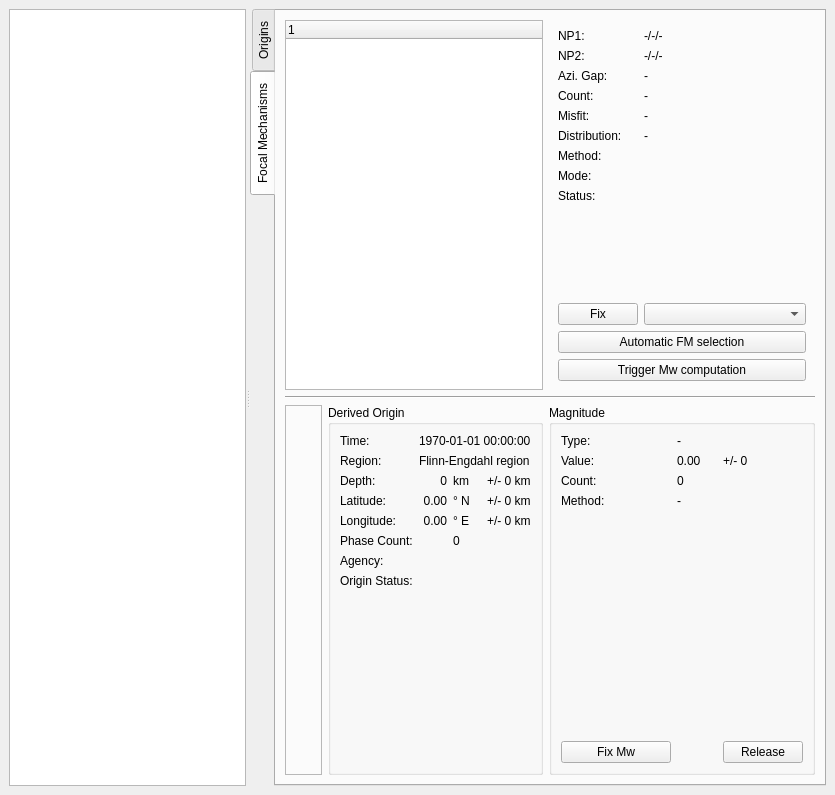
Above: src/gui-qt4/libs/seiscomp3/gui/datamodel/eventedit.ui from SeisComP/common before the change. Below: the same form after it.
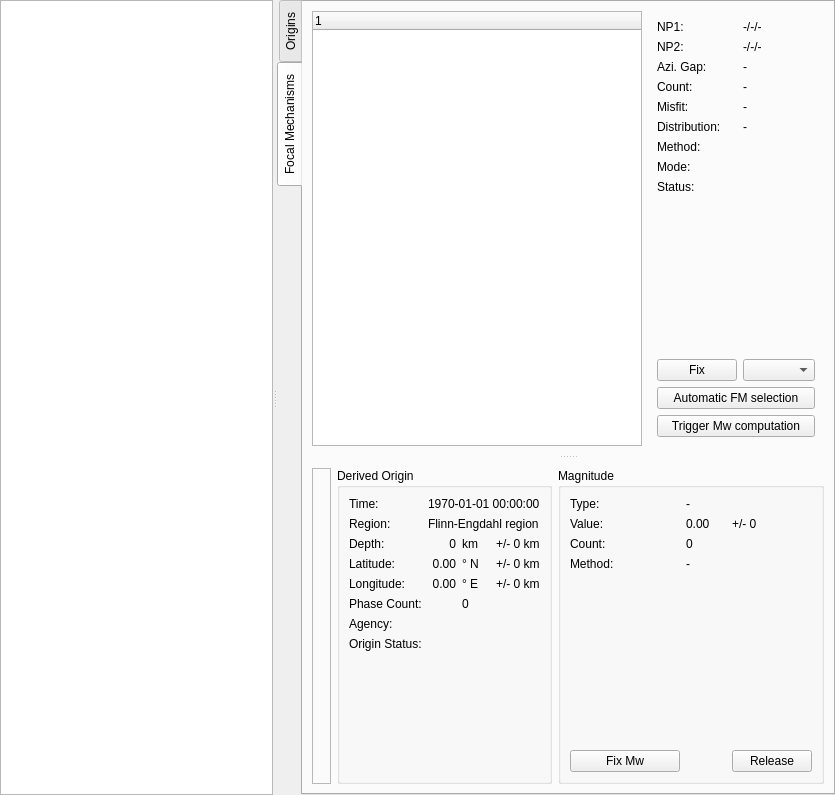
That is the form after the change. The open tabs and pages were chosen to show the change.

Diff of the .ui file:
```diff
--- a/src/gui-qt4/libs/seiscomp3/gui/datamodel/eventedit.ui
+++ b/src/gui-qt4/libs/seiscomp3/gui/datamodel/eventedit.ui
@@ -17,10 +17,10 @@
   </property>
   <layout class="QHBoxLayout" >
    <property name="margin" >
-    <number>9</number>
+    <number>0</number>
    </property>
    <property name="spacing" >
-    <number>6</number>
+    <number>0</number>
    </property>
    <item>
     <widget class="QSplitter" name="splitter" >
@@ -714,330 +714,22 @@
         </item>
        </layout>
       </widget>
-      <widget class="QWidget" name="fmWidget" >
+      <widget class="QSplitter" name="fmWidget" >
+       <property name="orientation" >
+        <enum>Qt::Vertical</enum>
+       </property>
        <attribute name="title" >
         <string>Focal Mechanisms</string>
        </attribute>
-       <layout class="QGridLayout" >
-        <property name="margin" >
-         <number>9</number>
-        </property>
-        <property name="spacing" >
-         <number>6</number>
-        </property>
-        <item row="2" column="0" >
+       <widget class="QFrame" name="fmTop" >
          <layout class="QHBoxLayout" >
           <property name="margin" >
-           <number>0</number>
-          </property>
-          <property name="spacing" >
-           <number>6</number>
-          </property>
-          <item>
-           <widget class="QFrame" name="fmMap" >
-            <property name="sizePolicy" >
-             <sizepolicy>
-              <hsizetype>7</hsizetype>
-              <vsizetype>5</vsizetype>
-              <horstretch>1</horstretch>
-              <verstretch>0</verstretch>
-             </sizepolicy>
-            </property>
-            <property name="frameShape" >
-             <enum>QFrame::StyledPanel</enum>
-            </property>
-            <property name="frameShadow" >
-             <enum>QFrame::Raised</enum>
-            </property>
-           </widget>
-          </item>
-          <item>
-           <widget class="QGroupBox" name="mtOriginInfo" >
-            <property name="title" >
-             <string>Derived Origin</string>
-            </property>
-            <layout class="QGridLayout" >
-             <property name="margin" >
               <number>9</number>
              </property>
              <property name="spacing" >
               <number>6</number>
              </property>
-             <item row="6" column="0" >
-              <widget class="QLabel" name="mtOriginPhasesL" >
-               <property name="text" >
-                <string>Phase Count:</string>
-               </property>
-               <property name="alignment" >
-                <set>Qt::AlignLeading|Qt::AlignLeft|Qt::AlignVCenter</set>
-               </property>
-              </widget>
-             </item>
-             <item row="2" column="1" >
-              <widget class="QLabel" name="mtOriginDepth" >
-               <property name="text" >
-                <string>0</string>
-               </property>
-               <property name="alignment" >
-                <set>Qt::AlignRight|Qt::AlignTrailing|Qt::AlignVCenter</set>
-               </property>
-              </widget>
-             </item>
-             <item row="2" column="0" >
-              <widget class="QLabel" name="mtOriginDepthL" >
-               <property name="sizePolicy" >
-                <sizepolicy>
-                 <hsizetype>5</hsizetype>
-                 <vsizetype>5</vsizetype>
-                 <horstretch>0</horstretch>
-                 <verstretch>0</verstretch>
-                </sizepolicy>
-               </property>
-               <property name="text" >
-                <string>Depth:</string>
-               </property>
-               <property name="alignment" >
-                <set>Qt::AlignLeading|Qt::AlignLeft|Qt::AlignVCenter</set>
-               </property>
-              </widget>
-             </item>
-             <item row="3" column="2" >
-              <widget class="QLabel" name="mtOriginLatUnit" >
-               <property name="sizePolicy" >
-                <sizepolicy>
-                 <hsizetype>5</hsizetype>
-                 <vsizetype>5</vsizetype>
-                 <horstretch>0</horstretch>
-                 <verstretch>0</verstretch>
-                </sizepolicy>
-               </property>
-               <property name="text" >
-                <string>° N</string>
-               </property>
-               <property name="alignment" >
-                <set>Qt::AlignLeading|Qt::AlignLeft|Qt::AlignVCenter</set>
-               </property>
-              </widget>
-             </item>
-             <item row="1" column="0" >
-              <widget class="QLabel" name="mtOriginRegionL" >
-               <property name="text" >
-                <string>Region:</string>
-               </property>
-              </widget>
-             </item>
-             <item row="2" column="3" >
-              <widget class="QLabel" name="mtOriginDepthError" >
-               <property name="text" >
-                <string>+/- 0 km</string>
-               </property>
-               <property name="alignment" >
-                <set>Qt::AlignLeading|Qt::AlignLeft|Qt::AlignVCenter</set>
-               </property>
-              </widget>
-             </item>
-             <item row="8" column="0" >
-              <widget class="QLabel" name="mtOriginAgencyL" >
-               <property name="text" >
-                <string>Agency:</string>
-               </property>
-               <property name="alignment" >
-                <set>Qt::AlignLeading|Qt::AlignLeft|Qt::AlignVCenter</set>
-               </property>
-              </widget>
-             </item>
-             <item row="4" column="1" >
-              <widget class="QLabel" name="mtOriginLon" >
-               <property name="text" >
-                <string>0.00</string>
-               </property>
-               <property name="alignment" >
-                <set>Qt::AlignRight|Qt::AlignTrailing|Qt::AlignVCenter</set>
-               </property>
-              </widget>
-             </item>
-             <item row="3" column="0" >
-              <widget class="QLabel" name="mtOriginLatL" >
-               <property name="sizePolicy" >
-                <sizepolicy>
-                 <hsizetype>5</hsizetype>
-                 <vsizetype>5</vsizetype>
-                 <horstretch>0</horstretch>
-                 <verstretch>0</verstretch>
-                </sizepolicy>
-               </property>
-               <property name="text" >
-                <string>Latitude:</string>
-               </property>
-               <property name="alignment" >
-                <set>Qt::AlignLeading|Qt::AlignLeft|Qt::AlignVCenter</set>
-               </property>
-              </widget>
-             </item>
-             <item row="6" column="2" colspan="2" >
-              <widget class="QLabel" name="mtOriginPhases" >
-               <property name="text" >
-                <string>0</string>
-               </property>
-               <property name="alignment" >
-                <set>Qt::AlignLeading|Qt::AlignLeft|Qt::AlignVCenter</set>
-               </property>
-              </widget>
-             </item>
-             <item row="0" column="0" >
-              <widget class="QLabel" name="mtOriginTimeL" >
-               <property name="text" >
-                <string>Time:</string>
-               </property>
-              </widget>
-             </item>
-             <item row="0" column="1" colspan="3" >
-              <widget class="QLabel" name="mtOriginTime" >
-               <property name="text" >
-                <string>1970-01-01 00:00:00</string>
-               </property>
-              </widget>
-             </item>
-             <item row="1" column="1" colspan="3" >
-              <widget class="QLabel" name="mtOriginRegion" >
-               <property name="sizePolicy" >
-                <sizepolicy>
-                 <hsizetype>13</hsizetype>
-                 <vsizetype>5</vsizetype>
-                 <horstretch>0</horstretch>
-                 <verstretch>0</verstretch>
-                </sizepolicy>
-               </property>
-               <property name="text" >
-                <string>Flinn-Engdahl region</string>
-               </property>
-              </widget>
-             </item>
-             <item row="8" column="2" colspan="2" >
-              <widget class="QLabel" name="mtOriginAgency" >
-               <property name="text" >
-                <string/>
-               </property>
-               <property name="alignment" >
-                <set>Qt::AlignLeading|Qt::AlignLeft|Qt::AlignVCenter</set>
-               </property>
-              </widget>
-             </item>
-             <item row="9" column="0" >
-              <widget class="QLabel" name="mtOriginStatusL" >
-               <property name="text" >
-                <string>Origin Status:</string>
-               </property>
-               <property name="alignment" >
-                <set>Qt::AlignLeading|Qt::AlignLeft|Qt::AlignVCenter</set>
-               </property>
-              </widget>
-             </item>
-             <item row="3" column="1" >
-              <widget class="QLabel" name="mtOriginLat" >
-               <property name="sizePolicy" >
-                <sizepolicy>
-                 <hsizetype>5</hsizetype>
-                 <vsizetype>5</vsizetype>
-                 <horstretch>0</horstretch>
-                 <verstretch>0</verstretch>
-                </sizepolicy>
-               </property>
-               <property name="text" >
-                <string>0.00</string>
-               </property>
-               <property name="alignment" >
-                <set>Qt::AlignRight|Qt::AlignTrailing|Qt::AlignVCenter</set>
-               </property>
-              </widget>
-             </item>
-             <item row="2" column="2" >
-              <widget class="QLabel" name="mtOriginDepthUnit" >
-               <property name="text" >
-                <string>km</string>
-               </property>
-               <property name="alignment" >
-                <set>Qt::AlignLeading|Qt::AlignLeft|Qt::AlignVCenter</set>
-               </property>
-              </widget>
-             </item>
-             <item row="3" column="3" >
-              <widget class="QLabel" name="mtOriginLatError" >
-               <property name="sizePolicy" >
-                <sizepolicy>
-                 <hsizetype>5</hsizetype>
-                 <vsizetype>5</vsizetype>
-                 <horstretch>0</horstretch>
-                 <verstretch>0</verstretch>
-                </sizepolicy>
-               </property>
-               <property name="text" >
-                <string>+/- 0 km</string>
-               </property>
-               <property name="alignment" >
-                <set>Qt::AlignLeading|Qt::AlignLeft|Qt::AlignVCenter</set>
-               </property>
-              </widget>
-             </item>
-             <item row="4" column="0" >
-              <widget class="QLabel" name="mtOriginLonL" >
-               <property name="text" >
-                <string>Longitude:</string>
-               </property>
-               <property name="alignment" >
-                <set>Qt::AlignLeading|Qt::AlignLeft|Qt::AlignVCenter</set>
-               </property>
-              </widget>
-             </item>
-             <item row="9" column="2" colspan="2" >
-              <widget class="QLabel" name="mtOriginStatus" >
-               <property name="text" >
-                <string/>
-               </property>
-               <property name="alignment" >
-                <set>Qt::AlignLeading|Qt::AlignLeft|Qt::AlignVCenter</set>
-               </property>
-              </widget>
-             </item>
-             <item row="4" column="2" >
-              <widget class="QLabel" name="mtOriginLonUnit" >
-               <property name="text" >
-                <string>° E</string>
-               </property>
-               <property name="alignment" >
-                <set>Qt::AlignLeading|Qt::AlignLeft|Qt::AlignVCenter</set>
-               </property>
-              </widget>
-             </item>
-             <item row="4" column="3" >
-              <widget class="QLabel" name="mtOriginLonError" >
-               <property name="text" >
-                <string>+/- 0 km</string>
-               </property>
-               <property name="alignment" >
-                <set>Qt::AlignLeading|Qt::AlignLeft|Qt::AlignVCenter</set>
-               </property>
-              </widget>
-             </item>
-             <item row="10" column="0" >
-              <spacer>
-               <property name="orientation" >
-                <enum>Qt::Vertical</enum>
-               </property>
-               <property name="sizeHint" >
-                <size>
-                 <width>20</width>
-                 <height>40</height>
-                </size>
-               </property>
-              </spacer>
-             </item>
-            </layout>
-           </widget>
-          </item>
-         </layout>
-        </item>
-        <item row="0" column="0" >
+         <item>
          <widget class="QTreeWidget" name="fmTree" >
           <property name="sizePolicy" >
            <sizepolicy>
@@ -1061,7 +753,7 @@
           </property>
          </widget>
         </item>
-        <item row="0" column="1" >
+         <item>
          <widget class="QFrame" name="fmInfo" >
           <property name="sizePolicy" >
            <sizepolicy>
@@ -1349,14 +1041,319 @@
           </layout>
          </widget>
         </item>
-        <item row="1" column="0" colspan="2" >
-         <widget class="Line" name="fmLine" >
-          <property name="orientation" >
-           <enum>Qt::Horizontal</enum>
+        </layout>
+       </widget>
+       <widget class="QFrame" name="fmBottom" >
+        <layout class="QHBoxLayout" >
+         <property name="margin" >
+          <number>9</number>
+         </property>
+         <property name="spacing" >
+          <number>6</number>
+         </property>
+         <item>
+          <widget class="QFrame" name="fmMap" >
+           <property name="sizePolicy" >
+            <sizepolicy>
+             <hsizetype>7</hsizetype>
+             <vsizetype>5</vsizetype>
+             <horstretch>1</horstretch>
+             <verstretch>0</verstretch>
+            </sizepolicy>
+           </property>
+           <property name="frameShape" >
+            <enum>QFrame::StyledPanel</enum>
+           </property>
+           <property name="frameShadow" >
+            <enum>QFrame::Raised</enum>
+           </property>
+          </widget>
+         </item>
+         <item>
+          <widget class="QGroupBox" name="mtOriginInfo" >
+           <property name="title" >
+            <string>Derived Origin</string>
+           </property>
+           <layout class="QGridLayout" >
+            <property name="margin" >
+             <number>9</number>
+            </property>
+            <property name="spacing" >
+             <number>6</number>
+            </property>
+            <item row="6" column="0" >
+             <widget class="QLabel" name="mtOriginPhasesL" >
+              <property name="text" >
+               <string>Phase Count:</string>
+              </property>
+              <property name="alignment" >
+               <set>Qt::AlignLeading|Qt::AlignLeft|Qt::AlignVCenter</set>
           </property>
          </widget>
         </item>
         <item row="2" column="1" >
+             <widget class="QLabel" name="mtOriginDepth" >
+              <property name="text" >
+               <string>0</string>
+              </property>
+              <property name="alignment" >
+               <set>Qt::AlignRight|Qt::AlignTrailing|Qt::AlignVCenter</set>
+              </property>
+             </widget>
+            </item>
+            <item row="2" column="0" >
+             <widget class="QLabel" name="mtOriginDepthL" >
+              <property name="sizePolicy" >
+               <sizepolicy>
+                <hsizetype>5</hsizetype>
+                <vsizetype>5</vsizetype>
+                <horstretch>0</horstretch>
+                <verstretch>0</verstretch>
+               </sizepolicy>
+              </property>
+              <property name="text" >
+               <string>Depth:</string>
+              </property>
+              <property name="alignment" >
+               <set>Qt::AlignLeading|Qt::AlignLeft|Qt::AlignVCenter</set>
+              </property>
+             </widget>
+            </item>
+            <item row="3" column="2" >
+             <widget class="QLabel" name="mtOriginLatUnit" >
+              <property name="sizePolicy" >
+               <sizepolicy>
+                <hsizetype>5</hsizetype>
+                <vsizetype>5</vsizetype>
+                <horstretch>0</horstretch>
+                <verstretch>0</verstretch>
+               </sizepolicy>
+              </property>
+              <property name="text" >
+               <string>° N</string>
+              </property>
+              <property name="alignment" >
+               <set>Qt::AlignLeading|Qt::AlignLeft|Qt::AlignVCenter</set>
+              </property>
+             </widget>
+            </item>
+            <item row="1" column="0" >
+             <widget class="QLabel" name="mtOriginRegionL" >
+              <property name="text" >
+               <string>Region:</string>
+              </property>
+             </widget>
+            </item>
+            <item row="2" column="3" >
+             <widget class="QLabel" name="mtOriginDepthError" >
+              <property name="text" >
+               <string>+/- 0 km</string>
+              </property>
+              <property name="alignment" >
+               <set>Qt::AlignLeading|Qt::AlignLeft|Qt::AlignVCenter</set>
+              </property>
+             </widget>
+            </item>
+            <item row="8" column="0" >
+             <widget class="QLabel" name="mtOriginAgencyL" >
+              <property name="text" >
+               <string>Agency:</string>
+              </property>
+              <property name="alignment" >
+               <set>Qt::AlignLeading|Qt::AlignLeft|Qt::AlignVCenter</set>
+              </property>
+             </widget>
+            </item>
+            <item row="4" column="1" >
+             <widget class="QLabel" name="mtOriginLon" >
+              <property name="text" >
+               <string>0.00</string>
+              </property>
+              <property name="alignment" >
+               <set>Qt::AlignRight|Qt::AlignTrailing|Qt::AlignVCenter</set>
+              </property>
+             </widget>
+            </item>
+            <item row="3" column="0" >
+             <widget class="QLabel" name="mtOriginLatL" >
+              <property name="sizePolicy" >
+               <sizepolicy>
+                <hsizetype>5</hsizetype>
+                <vsizetype>5</vsizetype>
+                <horstretch>0</horstretch>
+                <verstretch>0</verstretch>
+               </sizepolicy>
+              </property>
+              <property name="text" >
+               <string>Latitude:</string>
+              </property>
+              <property name="alignment" >
+               <set>Qt::AlignLeading|Qt::AlignLeft|Qt::AlignVCenter</set>
+              </property>
+             </widget>
+            </item>
+            <item row="6" column="2" colspan="2" >
+             <widget class="QLabel" name="mtOriginPhases" >
+              <property name="text" >
+               <string>0</string>
+              </property>
+              <property name="alignment" >
+               <set>Qt::AlignLeading|Qt::AlignLeft|Qt::AlignVCenter</set>
+              </property>
+             </widget>
+            </item>
+            <item row="0" column="0" >
+             <widget class="QLabel" name="mtOriginTimeL" >
+              <property name="text" >
+               <string>Time:</string>
+              </property>
+             </widget>
+            </item>
+            <item row="0" column="1" colspan="3" >
+             <widget class="QLabel" name="mtOriginTime" >
+              <property name="text" >
+               <string>1970-01-01 00:00:00</string>
+              </property>
+             </widget>
+            </item>
+            <item row="1" column="1" colspan="3" >
+             <widget class="QLabel" name="mtOriginRegion" >
+              <property name="sizePolicy" >
+               <sizepolicy>
+                <hsizetype>13</hsizetype>
+                <vsizetype>5</vsizetype>
+                <horstretch>0</horstretch>
+                <verstretch>0</verstretch>
+               </sizepolicy>
+              </property>
+              <property name="text" >
+               <string>Flinn-Engdahl region</string>
+              </property>
+             </widget>
+            </item>
+            <item row="8" column="2" colspan="2" >
+             <widget class="QLabel" name="mtOriginAgency" >
+              <property name="text" >
+               <string/>
+              </property>
+              <property name="alignment" >
+               <set>Qt::AlignLeading|Qt::AlignLeft|Qt::AlignVCenter</set>
+              </property>
+             </widget>
+            </item>
+            <item row="9" column="0" >
+             <widget class="QLabel" name="mtOriginStatusL" >
+              <property name="text" >
+               <string>Origin Status:</string>
+              </property>
+              <property name="alignment" >
+               <set>Qt::AlignLeading|Qt::AlignLeft|Qt::AlignVCenter</set>
+              </property>
+             </widget>
+            </item>
+            <item row="3" column="1" >
+             <widget class="QLabel" name="mtOriginLat" >
+              <property name="sizePolicy" >
+               <sizepolicy>
+                <hsizetype>5</hsizetype>
+                <vsizetype>5</vsizetype>
+                <horstretch>0</horstretch>
+                <verstretch>0</verstretch>
+               </sizepolicy>
+              </property>
+              <property name="text" >
+               <string>0.00</string>
+              </property>
+              <property name="alignment" >
+               <set>Qt::AlignRight|Qt::AlignTrailing|Qt::AlignVCenter</set>
+              </property>
+             </widget>
+            </item>
+            <item row="2" column="2" >
+             <widget class="QLabel" name="mtOriginDepthUnit" >
+              <property name="text" >
+               <string>km</string>
+              </property>
+              <property name="alignment" >
+               <set>Qt::AlignLeading|Qt::AlignLeft|Qt::AlignVCenter</set>
+              </property>
+             </widget>
+            </item>
+            <item row="3" column="3" >
+             <widget class="QLabel" name="mtOriginLatError" >
+              <property name="sizePolicy" >
+               <sizepolicy>
+                <hsizetype>5</hsizetype>
+                <vsizetype>5</vsizetype>
+                <horstretch>0</horstretch>
+                <verstretch>0</verstretch>
+               </sizepolicy>
+              </property>
+              <property name="text" >
+               <string>+/- 0 km</string>
+              </property>
+              <property name="alignment" >
+               <set>Qt::AlignLeading|Qt::AlignLeft|Qt::AlignVCenter</set>
+              </property>
+             </widget>
+            </item>
+            <item row="4" column="0" >
+             <widget class="QLabel" name="mtOriginLonL" >
+              <property name="text" >
+               <string>Longitude:</string>
+              </property>
+              <property name="alignment" >
+               <set>Qt::AlignLeading|Qt::AlignLeft|Qt::AlignVCenter</set>
+              </property>
+             </widget>
+            </item>
+            <item row="9" column="2" colspan="2" >
+             <widget class="QLabel" name="mtOriginStatus" >
+              <property name="text" >
+               <string/>
+              </property>
+              <property name="alignment" >
+               <set>Qt::AlignLeading|Qt::AlignLeft|Qt::AlignVCenter</set>
+              </property>
+             </widget>
+            </item>
+            <item row="4" column="2" >
+             <widget class="QLabel" name="mtOriginLonUnit" >
+              <property name="text" >
+               <string>° E</string>
+              </property>
+              <property name="alignment" >
+               <set>Qt::AlignLeading|Qt::AlignLeft|Qt::AlignVCenter</set>
+              </property>
+             </widget>
+            </item>
+            <item row="4" column="3" >
+             <widget class="QLabel" name="mtOriginLonError" >
+              <property name="text" >
+               <string>+/- 0 km</string>
+              </property>
+              <property name="alignment" >
+               <set>Qt::AlignLeading|Qt::AlignLeft|Qt::AlignVCenter</set>
+              </property>
+             </widget>
+            </item>
+            <item row="10" column="0" >
+             <spacer>
+              <property name="orientation" >
+               <enum>Qt::Vertical</enum>
+              </property>
+              <property name="sizeHint" >
+               <size>
+                <width>20</width>
+                <height>40</height>
+               </size>
+              </property>
+             </spacer>
+            </item>
+           </layout>
+          </widget>
+         </item>
+         <item>
          <widget class="QGroupBox" name="mtMagInfo" >
           <property name="sizePolicy" >
            <sizepolicy>
@@ -1550,6 +1547,7 @@
          </widget>
         </item>
        </layout>
+       </widget>
       </widget>
      </widget>
     </widget>
```
Lines whose indentation alone changed are shown as unchanged.
